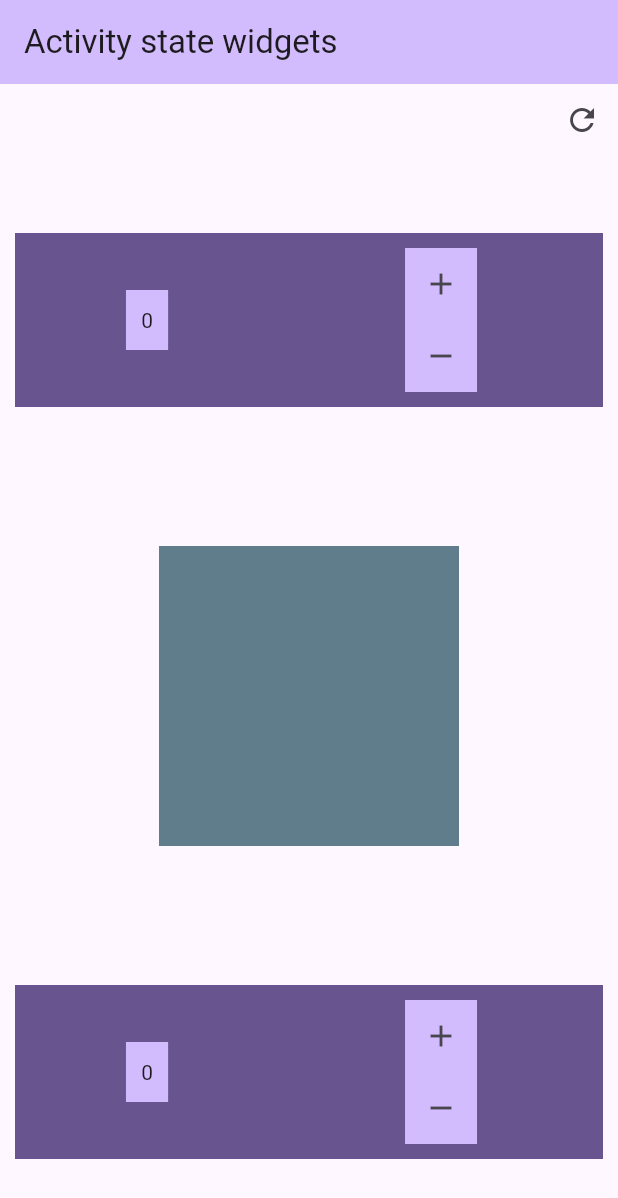
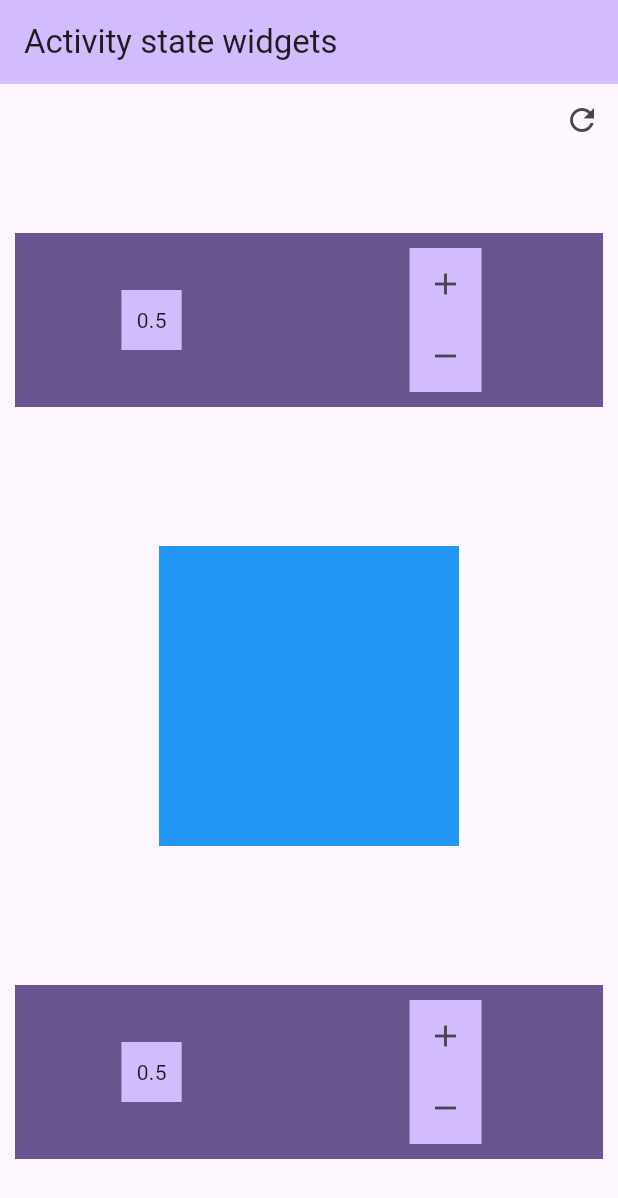
Before and after one commit to vectorifico/actividad2, a Flutter app: the screen it shows after launch, after a tap on the "refresh" icon, on a phone screen of 412 x 824 dp. Shown: the top 1198 px of the screen. Run offline on Flutter 3.47's test engine with Material 3 defaults, Android fonts, the phone set to English and light mode, and no system bars; missing offline and left inert: dart:ffi.

Commit message:
Add files via upload

```diff
--- a/lib/ui/my_app.dart
+++ b/lib/ui/my_app.dart
@@ -15,7 +15,7 @@ class MyApp extends StatelessWidget {
         colorScheme: ColorScheme.fromSeed(seedColor: Colors.deepPurple),
         useMaterial3: true,
       ),
-      home: const MyHomePage(title: 'Activity state widgets'),
+      home:  MyHomePage(title: 'Activity state widgets'),
     );
   }
 }
--- a/lib/ui/page/home_page.dart
+++ b/lib/ui/page/home_page.dart
@@ -1,3 +1,5 @@
+import 'dart:ffi';
+
 import 'package:flutter/material.dart';
 
 import '../widget/w1.dart';
@@ -5,15 +7,45 @@ import '../widget/w2.dart';
 import '../widget/w3.dart';
 
 class MyHomePage extends StatefulWidget {
-  const MyHomePage({super.key, required this.title});
+ const  MyHomePage({super.key, required this.title});
 
   final String title;
 
+
+
+
   @override
   State<MyHomePage> createState() => _MyHomePageState();
+
 }
 
 class _MyHomePageState extends State<MyHomePage> {
+  double X=0.5;
+  void w3plus(){
+   setState(() {
+      X+= 1;
+      X = double.parse(X.toStringAsFixed(1));
+   });;
+  }
+   void w3less(){
+   setState(() {
+      X-= 1;
+      X = double.parse(X.toStringAsFixed(1));
+   });;
+  }
+   void w1add(){
+   setState(() {
+      X+= 0.1;
+      X = double.parse(X.toStringAsFixed(1));
+   });;
+  }
+   void w1less(){
+   setState(() {
+      X-= 0.1;
+      X = double.parse(X.toStringAsFixed(1));
+   });;
+  }
+
   @override
   Widget build(BuildContext context) {
     return Scaffold(
@@ -28,7 +60,11 @@ class _MyHomePageState extends State<MyHomePage> {
             mainAxisAlignment: MainAxisAlignment.end,
             children: [
               IconButton(
-                  onPressed: () {},
+                  onPressed: () {
+                    setState(() {
+                      X=0.5;
+                    });
+                  },
                   icon: const Icon(Icons.refresh),
                   key: const Key('Refresh')),
             ],
@@ -36,7 +72,9 @@ class _MyHomePageState extends State<MyHomePage> {
           Expanded(
             child: Column(
               mainAxisAlignment: MainAxisAlignment.spaceAround,
-              children: <Widget>[W1(), W2(), W3()],
+              children: <Widget>[W1(w1add: w1add,w1less: w1less, X: X,)
+              , W2(X: X,),
+               W3(w3add:w3plus,w3less: w3less, X: X,)],
             ),
           ),
         ],
--- a/lib/ui/widget/w1.dart
+++ b/lib/ui/widget/w1.dart
@@ -1,7 +1,10 @@
 import 'package:flutter/material.dart';
 
 class W1 extends StatelessWidget {
-  const W1({super.key});
+  const W1({super.key, required this.w1add, required this.w1less, required this.X,});
+  final Function() w1add;
+  final Function() w1less;
+  final double X;
   //color: Theme.of(context).primaryColor,
   // color: Theme.of(context).colorScheme.inversePrimary,
   // container margin: const EdgeInsets.all(10),
@@ -17,8 +20,7 @@ class W1 extends StatelessWidget {
           Container(
             padding: const EdgeInsets.all(10),
             color: Theme.of(context).colorScheme.inversePrimary,
-            child: Text(
-              '0',
+            child: Text( X.toString(),
               key: const Key('W1Value'),
             ),
           ),
@@ -28,11 +30,15 @@ class W1 extends StatelessWidget {
             child: Column(
               children: [
                 IconButton(
-                    onPressed: () {},
+                    onPressed: () {
+                      w1add();
+                    },
                     icon: const Icon(Icons.add),
                     key: const Key('W1Add')),
                 IconButton(
-                    onPressed: () {},
+                    onPressed: () {
+                      w1less();
+                    },
                     icon: const Icon(Icons.remove),
                     key: const Key('W1Sub'))
               ],
--- a/lib/ui/widget/w2.dart
+++ b/lib/ui/widget/w2.dart
@@ -1,15 +1,19 @@
 import 'package:flutter/material.dart';
 
 class W2 extends StatelessWidget {
-  const W2({super.key});
-  final double value = 0;
+  const W2({super.key, required this.X});
+  final double X;
   @override
   Widget build(BuildContext context) {
+    double num= X%10;
+
     return Container(
       key: const Key('W2'),
       width: 200,
       height: 200,
-      color: Colors.blueGrey, // should be grey when the decimal is bellow 0.4
+      color:((num-num.truncate())<0.4)? Colors.blueGrey:Colors.blue,
+
+       // should be grey when the decimal is bellow 0.4
     );
   }
 }
--- a/lib/ui/widget/w3.dart
+++ b/lib/ui/widget/w3.dart
@@ -1,10 +1,15 @@
+import 'dart:ffi';
+
 import 'package:flutter/material.dart';
 
 class W3 extends StatelessWidget {
-  const W3({super.key});
-
+  const W3({super.key, required this.w3add, required this.w3less, required this.X});
+  final Function() w3add;
+  final Function() w3less;
+  final double X;
   @override
   Widget build(BuildContext context) {
+    String texto= X.toString();
     return Container(
       color: Theme.of(context).primaryColor,
       margin: const EdgeInsets.all(10),
@@ -14,8 +19,7 @@ class W3 extends StatelessWidget {
           Container(
             padding: const EdgeInsets.all(10),
             color: Theme.of(context).colorScheme.inversePrimary,
-            child: Text(
-              '0',
+            child: Text(texto,
               key: const Key('W3Value'),
             ),
           ),
@@ -25,11 +29,15 @@ class W3 extends StatelessWidget {
             child: Column(
               children: [
                 IconButton(
-                    onPressed: () {},
+                    onPressed: () {
+                      w3add();
+                    },
                     icon: const Icon(Icons.add),
                     key: const Key('W3Add')),
                 IconButton(
-                    onPressed: () {},
+                    onPressed: () {
+                      w3less();
+                    },
                     icon: const Icon(Icons.remove),
                     key: const Key('W3Sub'))
               ],
@@ -41,3 +49,11 @@ class W3 extends StatelessWidget {
     ;
   }
 }
+/*
+  void onSubW3() {
+    setState(() {
+      _value -= 1;
+      _value = double.parse(_value.toStringAsFixed(1));
+    });
+  }
+  */
```
